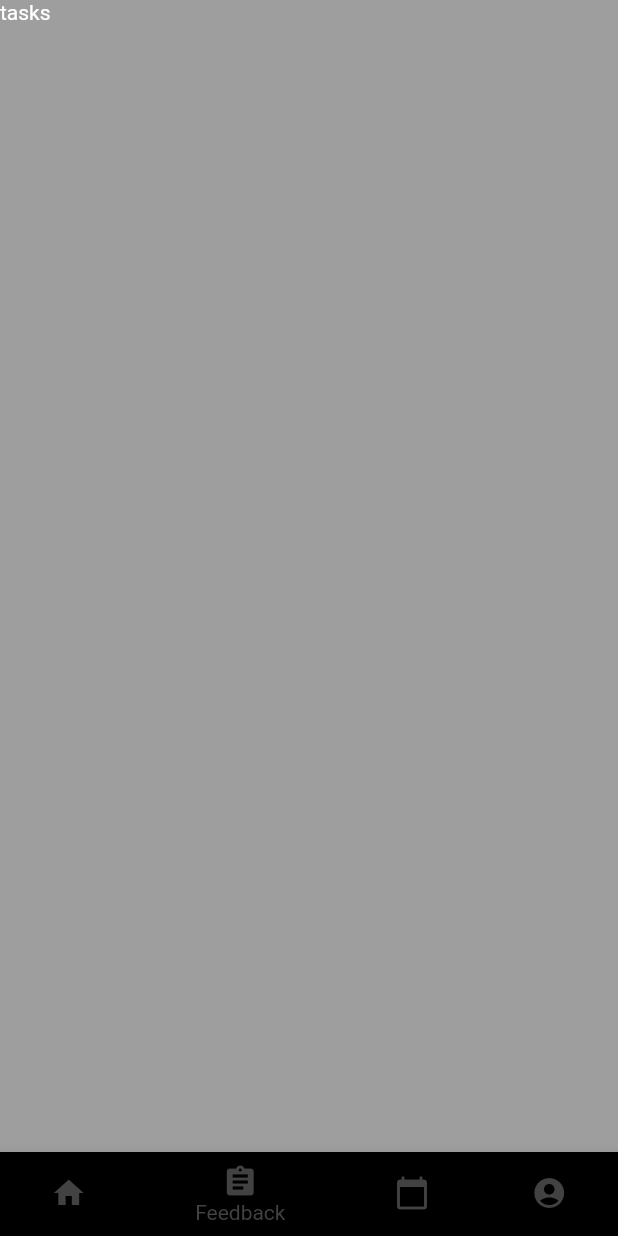
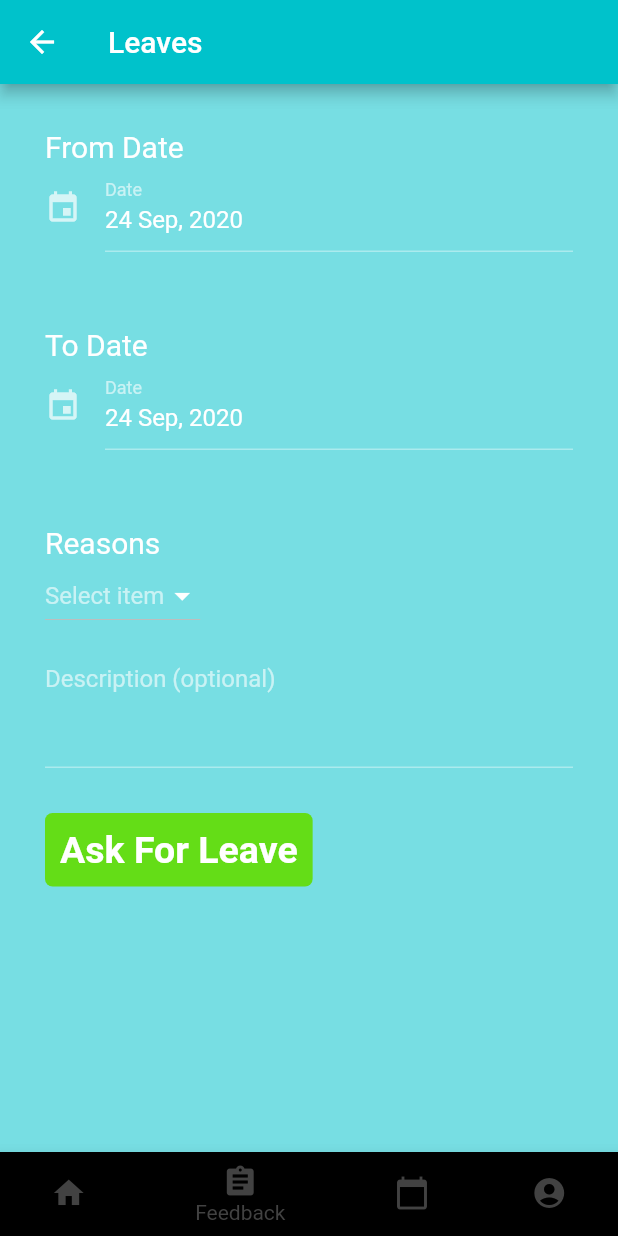
Before and after one commit to Preetam3620/Employee-Tracker-App, a Flutter app: the Leaves screen opened directly, item 2 of the bottom bar chosen, on a phone screen of 412 x 824 dp. Run offline on Flutter 3.47's test engine with Material 2 defaults, Android fonts, the phone set to English and light mode, and no system bars; drawn by our look-alikes of date_time_picker; our stand-ins replace flutter_image_slideshow.

Commit message:
final UI 1.0(DAY 1)

```diff
--- a/emp_tracker/lib/screens/feed.dart
+++ b/emp_tracker/lib/screens/feed.dart
@@ -2,8 +2,8 @@
 import 'package:emp_tracker/screens/form_screen.dart';
 
 class Feed extends StatefulWidget {
-  @override
-  _FeedState createState() => _FeedState();
+@override
+_FeedState createState() => _FeedState();
 }
 
 class _FeedState extends State<Feed> {
--- a/emp_tracker/lib/screens/home.dart
+++ b/emp_tracker/lib/screens/home.dart
@@ -5,6 +5,7 @@
 import 'package:emp_tracker/screens/leaves.dart';
 import 'package:flutter_image_slideshow/flutter_image_slideshow.dart';
 import 'package:emp_tracker/modules/CurrentIndex.dart';
+import 'feed.dart';
 
 class Home extends StatefulWidget {
 
@@ -14,12 +15,13 @@
 
 class _HomeState extends State<Home> {
 
-final List<String> entries = <String>['Aaaaaaaaaaaaaaaaaaaaaaaaaaaaaaaaaaaaaaaaaaaaaaaaaaaaaaaaaaaaaaaaaaaaaaaaaaaaaaaaaaaaaaaaaaaaaaaaaaaaaaaaaaaaaaaaaaaaaaaaaaaaaaaaaaaaaaaaaaaaaaaaaaaaaaaaaaaaaaaaaaaaaaaaaaaaaaaaaaaaaaaadwdwa', 'B', 'C','D','E'];
+final List<String> entries = <String>['Announcement: 1', 'Announcement: 2', 'Announcement: 3','Announcement: 4','Announcement: 5'];
 int currind = 0;
   @override
   Widget build(BuildContext context) {
     return SafeArea(
       child: Scaffold(
+
         appBar: AppBar(
           backgroundColor: Color(0xFF00C2CB),
           title: Text('Home'),
@@ -61,7 +63,6 @@
                   alignment: Alignment.centerLeft,
                   padding: EdgeInsets.only(left: 20.0),
                   width: double.infinity,
-                  color: Colors.black54,
                   child: Text('Announcements',
                   style: TextStyle(
                     color: Colors.white,
@@ -80,7 +81,7 @@
                       child: Container(
                         decoration: BoxDecoration(
                           borderRadius: BorderRadius.circular(10.0),
-                          color: Color(0x7700C2CB),
+                          color: Colors.white,
                         ),
                         padding: EdgeInsets.all(10),
                         height: 135,
@@ -98,7 +99,7 @@
             ],
           ),
         ),
-        backgroundColor: Colors.white,
+        backgroundColor: Color(0x8800C2CB),
         bottomNavigationBar: BottomNavigationBar(
           currentIndex: currind,
           items: [
@@ -127,7 +128,7 @@
             setState(() {
               currind = index;
               if(currind == 1)
-                Navigator.pushReplacement(context,MaterialPageRoute(builder: (context) => Profile()));
+                Navigator.pushReplacement(context,MaterialPageRoute(builder: (context) => Feed()));
               else if(currind == 2){
                 Navigator.pushReplacement(context,MaterialPageRoute(builder: (context) => Leaves()));
               }
--- a/emp_tracker/lib/screens/leaves.dart
+++ b/emp_tracker/lib/screens/leaves.dart
@@ -4,23 +4,158 @@
 import 'package:emp_tracker/screens/tasks.dart';
 import 'package:emp_tracker/screens/profile.dart';
 import 'package:emp_tracker/screens/leaves.dart';
+import 'package:date_time_picker/date_time_picker.dart';
 
 class Leaves extends StatefulWidget {
   @override
   _LeavesState createState() => _LeavesState();
 }
 
+
+class Item {
+  const Item(this.name);
+  final String name;
+}
+
 class _LeavesState extends State<Leaves> {
 
-  int _currentIndex = 2;
+
+
+  Item selectedUser;
+  List<Item> users = <Item>[
+    const Item('Personal'),
+    const Item('Travel'),
+    const Item('Medical'),
+    const Item('Other'),
+  ];
+  final _controller = TextEditingController();
+  int currid = 2;
   @override
   Widget build(BuildContext context) {
     return SafeArea(
       child: Scaffold(
-        body: Text('tasks'),
-        backgroundColor: Colors.grey,
+        appBar: AppBar(
+          // elevation: 0.0,
+          backgroundColor: Color(0xFF00C2CB),
+          title: Text('Leaves'),
+        ),
+        body: Container(
+          margin: EdgeInsets.all(30),
+          child: SingleChildScrollView(
+            child: SizedBox(
+              height: MediaQuery.of(context).size.height,
+              child: Column(
+                crossAxisAlignment: CrossAxisAlignment.start,
+                children: [
+                  Text(
+                    'From Date',
+                    style: TextStyle(fontSize: 20),
+                  ),
+                  DateTimePicker(
+                    initialValue: DateTime.now().toString(),
+                    dateMask: 'd MMM, yyyy',
+                    firstDate: DateTime(2000),
+                    lastDate: DateTime(2100),
+                    icon: Icon(Icons.event),
+                    dateLabelText: 'Date',
+                    onChanged: (fromDate) => print(fromDate),
+                    validator: (fromDate) {
+                      print(fromDate);
+                      return null;
+                    },
+                    onSaved: (fromDate) => print(fromDate),
+                  ),
+                  SizedBox(
+                    height: 50,
+                  ),
+                  Text(
+                    'To Date',
+                    style: TextStyle(fontSize: 20),
+                  ),
+                  DateTimePicker(
+                    initialValue: DateTime.now().toString(),
+                    dateMask: 'd MMM, yyyy',
+                    firstDate: DateTime(2000),
+                    lastDate: DateTime(2100),
+                    icon: Icon(Icons.event),
+                    dateLabelText: 'Date',
+                    onChanged: (toDate) => print(toDate),
+                    validator: (toDate) {
+                      print(toDate);
+                      return null;
+                    },
+                    onSaved: (toDate) => print(toDate),
+                  ),
+                  SizedBox(
+                    height: 50,
+                  ),
+                  Text(
+                    'Reasons',
+                    style: TextStyle(fontSize: 20),
+                  ),
+                  DropdownButton<Item>(
+                    dropdownColor: Colors.white,
+                    iconEnabledColor: Colors.white,
+                    // focusColor: Colors.white,
+                    hint: Text("Select item"),
+                    value: selectedUser,
+                    onChanged: (Item Value) {
+                      setState(() {
+                        selectedUser = Value;
+                      });
+                    },
+                    items: users.map((Item user) {
+                      return DropdownMenuItem<Item>(
+                        value: user,
+                        child: Row(
+                          children: <Widget>[
+                            SizedBox(
+                              width: 10,
+                            ),
+                            Text(
+                              user.name,
+                              style: TextStyle(color: Colors.black),
+                            ),
+                          ],
+                        ),
+                      );
+                    }).toList(),
+                  ),
+                  SizedBox(height: 10),
+                  TextField(
+                    controller: _controller,
+                    decoration: InputDecoration(
+                      focusedBorder: OutlineInputBorder(
+                          borderSide: BorderSide(color: Colors.black45)),
+                      hintText: 'Description (optional)',
+                    ),
+                    maxLines: 3,
+                  ),
+                  SizedBox(height: 30),
+                  Container(
+                    // alignment: Alignment.center,
+                    padding: EdgeInsets.all(10),
+                    decoration: BoxDecoration(
+                      color: Color(0xFF64DD17),
+                      borderRadius: BorderRadius.circular(5.0),
+                    ),
+                    child: Text(
+                      "Ask For Leave",
+                      style: TextStyle(
+                        color: Colors.white,
+                        fontSize: 25.0,
+                        fontWeight: FontWeight.w600,
+                      ),
+                    ),
+                  ),
+                ],
+              ),
+            ),
+          ),
+        ),
+        backgroundColor: Color(0x8800C2CB),
         bottomNavigationBar: BottomNavigationBar(
-          currentIndex: _currentIndex,
+          currentIndex: currid,
           items: [
             BottomNavigationBarItem(
               icon: Icon(Icons.home),
@@ -45,14 +180,14 @@
           ],
           onTap: (index){
             setState(() {
-              _currentIndex = index;
-              if(_currentIndex == 0){
+              currid = index;
+              if(currid == 0){
                 Navigator.pushReplacement(context,MaterialPageRoute(builder: (context) => Home()));
               }
-              else if(_currentIndex == 2){
+              else if(currid == 2){
                 Navigator.push(context,MaterialPageRoute(builder: (context) => Leaves()));
               }
-              else if(_currentIndex == 3)
+              else if(currid == 3)
                 Navigator.push(context,MaterialPageRoute(builder: (context) => Profile()));
             });
           },
--- a/emp_tracker/lib/screens/profile.dart
+++ b/emp_tracker/lib/screens/profile.dart
@@ -19,7 +19,7 @@
     return SafeArea(
       child: Scaffold(
         body: Container(
-          color: Color(0xFF00C2CB),
+          //color: Color(0xFF00C2CB),
           padding: EdgeInsets.all(10.0),
           child: Column(
             crossAxisAlignment: CrossAxisAlignment.stretch,
@@ -77,7 +77,7 @@
                   title: Text(
                     'Digital Marketing',
                     style: TextStyle(
-                      color: Color(0xFF00C2CB),
+                      color: Colors.black54,
                       fontFamily: 'Roboc',
                       fontSize: 25.0,
                     ),
@@ -96,7 +96,7 @@
                     title: Text(
                       'BIO- Lorem ipsum dolor sit amet, consectetur adipiscing elit. Nullam turpis orci, laoreet sed dolor vitae, sagittis suscipit ante.  ',
                       style: TextStyle(
-                        color: Color(0xFF00C2CB),
+                        color: Colors.black54,
                         fontFamily: 'Roboc',
                         fontSize: 23.0,
                       ),
@@ -115,7 +115,7 @@
                     title: Text(
                       'slmaoao@gmail.com',
                       style: TextStyle(
-                        color: Color(0xFF00C2CB),
+                        color: Colors.black54,
                         fontFamily: 'Roboc',
                         fontSize: 25.0,
                       ),
@@ -126,7 +126,7 @@
             ],
           ),
         ),
-        backgroundColor: Colors.white,
+        backgroundColor: Color(0x8800C2CB),
         appBar: AppBar(
           elevation: 0.0,
           backgroundColor: Color(0xFF00C2CB),
@@ -140,6 +140,7 @@
             ),
           ],
         ),
+
         bottomNavigationBar: BottomNavigationBar(
           currentIndex: currid,
           items: [
--- a/emp_tracker/pubspec.yaml
+++ b/emp_tracker/pubspec.yaml
@@ -29,6 +29,7 @@
   cupertino_icons: ^0.1.3
   flutter_image_slideshow: ^0.0.1
   validators: ^2.0.1
+  date_time_picker: ^1.0.2
 
 dev_dependencies:
   flutter_test:
```
Also changed, not shown: emp_tracker/pubspec.lock.
